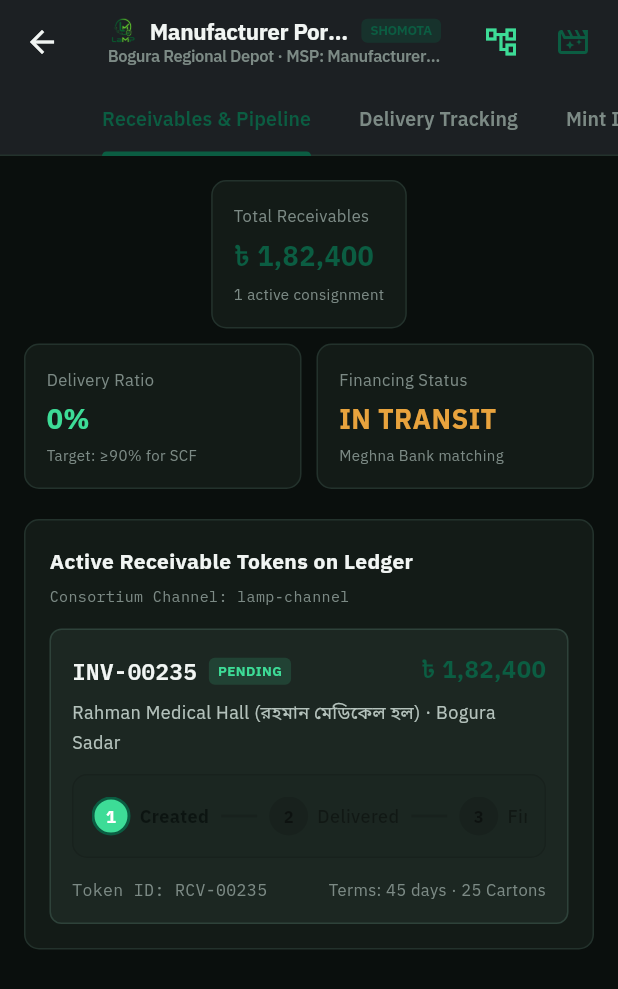
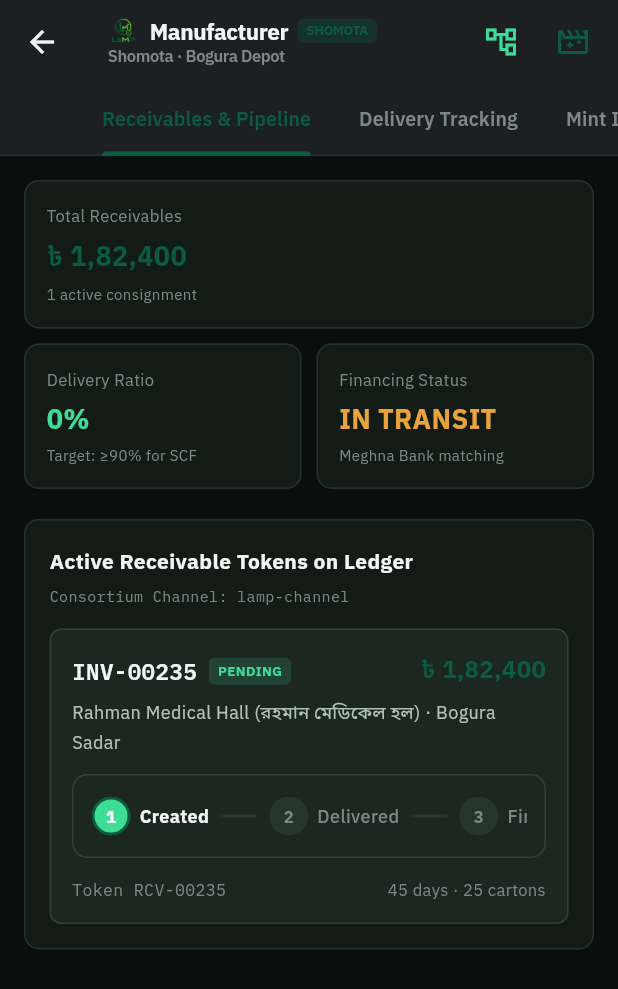
Before and after one commit to ishmam259/lamp-flutter, a Flutter app: the ManufacturerScreen screen opened directly with empty values, on a phone screen of 412 x 824 dp. Shown: the top 989 px of the screen. Run offline on Flutter 3.47's test engine with Material 3 defaults, Android fonts, the phone set to English and light mode, and no system bars; our stand-ins replace qr_flutter, shared_preferences; missing offline and left inert: mobile_scanner; accounts and stored records are empty.

Commit message:
Fix the portal screens on a phone
Seven layout defects, all found by running the app on a Galaxy A52
rather than by reading the code.

The bank portal was the worst of them. Its three financing
prerequisites each overflowed by 236 pixels, because label and detail
sat either side of a Spacer — which distributes free space and does
nothing when there is none. They stack now; the detail carries the
numbers, so truncating it would have been worse than the overflow.
The four recourse tier cards overflowed by another twenty each, four
cards across a phone leaving about ninety pixels for "mfr 100" beside
"bnk 0"; the manufacturer share alone now shows, since the bank's is
the remainder and the split bar above already draws it. The app bar
named the bank in both the title and the seat switcher, and between
those and the MSP chip the title was squeezed to zero width and
disappeared entirely.

The manufacturer portal ran "RCV-00235" straight into "Terms: 45 days"
for the same spaceBetween reason, and had the token id hardcoded, so a
freshly minted receivable would have shown the demo one's. Its first
metric card sized to its own content while the pair beneath filled the
row, which read as a mistake rather than a choice.

LifecycleRail had the field palette hardcoded — black12 circles,
black38 labels — and is used only on the manufacturer's dark card, so
"Delivered" and "Financed" were barely visible. RecourseDial had one
black26 dot left that vanished on dark. Both resolve from the ambient
theme now, through LaMPSurface.

```diff
--- a/lib/core/constants/app_theme.dart
+++ b/lib/core/constants/app_theme.dart
@@ -19,6 +19,56 @@ import 'typography.dart';
 /// Each persona screen wraps itself in one of these. Before they existed each
 /// screen called `ThemeData.dark().copyWith(...)`, which quietly discarded the
 /// application font and left every screen in the platform default.
+/// The surface tokens of whichever world a widget happens to be inside.
+///
+/// Shared widgets — the lifecycle rail, the private seal, the recourse dial —
+/// are dropped into both worlds, and each of them had the field palette
+/// hardcoded: `Colors.black12` circles and `Colors.black38` labels. In a light
+/// field app that is correct. On a dark portal card it is invisible, which is
+/// how the rail came to show "Delivered" and "Financed" as barely-there grey.
+///
+/// Resolving from the ambient Theme means a widget asks which world it is in
+/// rather than assuming, and there is exactly one place to change either
+/// palette.
+class LaMPSurface {
+  final Color ink;
+  final Color ink2;
+  final Color ink3;
+  final Color line;
+  final Color surface;
+  final Color muted;
+
+  const LaMPSurface({
+    required this.ink,
+    required this.ink2,
+    required this.ink3,
+    required this.line,
+    required this.surface,
+    required this.muted,
+  });
+
+  static const LaMPSurface portal = LaMPSurface(
+    ink: LaMPColors.portalInk,
+    ink2: LaMPColors.portalInk2,
+    ink3: LaMPColors.portalInk3,
+    line: LaMPColors.portalLine2,
+    surface: LaMPColors.portalSurface2,
+    muted: LaMPColors.portalSurface3,
+  );
+
+  static const LaMPSurface field = LaMPSurface(
+    ink: LaMPColors.fieldInk,
+    ink2: LaMPColors.fieldInk2,
+    ink3: LaMPColors.fieldInk3,
+    line: LaMPColors.fieldLine2,
+    surface: LaMPColors.fieldSurface2,
+    muted: LaMPColors.fieldSurface3,
+  );
+
+  static LaMPSurface of(BuildContext context) =>
+      Theme.of(context).brightness == Brightness.dark ? portal : field;
+}
+
 class LaMPTheme {
   static ThemeData portal() => _build(
     brightness: Brightness.dark,
--- a/lib/features/manufacturer/manufacturer_screen.dart
+++ b/lib/features/manufacturer/manufacturer_screen.dart
@@ -70,7 +70,7 @@ class _ManufacturerScreenState extends State<ManufacturerScreen> with SingleTick
                   const SizedBox(width: 8),
                   const Flexible(
                     child: Text(
-                      'Manufacturer Portal',
+                      'Manufacturer',
                       style: TextStyle(fontSize: 15, fontWeight: FontWeight.bold, color: LaMPColors.portalInk),
                       overflow: TextOverflow.ellipsis,
                     ),
@@ -90,7 +90,7 @@ class _ManufacturerScreenState extends State<ManufacturerScreen> with SingleTick
                 ],
               ),
               Text(
-                'Bogura Regional Depot · MSP: ManufacturerMSP',
+                'Shomota · Bogura Depot',
                 maxLines: 1,
                 overflow: TextOverflow.ellipsis,
                 style: const TextStyle(fontSize: 11, color: LaMPColors.portalInk3),
@@ -177,7 +177,11 @@ class _ManufacturerScreenState extends State<ManufacturerScreen> with SingleTick
                   if (constraints.maxWidth < 600) {
                     return Column(
                       children: [
-                        card1,
+                        // Full width, like the pair beneath it. Alone in a
+                        // Column it sized to its own content and floated in
+                        // the middle of the screen, which read as a mistake
+                        // next to two cards that fill the row.
+                        SizedBox(width: double.infinity, child: card1),
                         const SizedBox(height: 10),
                         Row(
                           children: [
@@ -291,13 +295,39 @@ class _ManufacturerScreenState extends State<ManufacturerScreen> with SingleTick
                           ),
 
                           const SizedBox(height: 12),
+                          // Both halves flex. Unreflowed, these two ran
+                          // straight into each other — "RCV-00235Terms: 45
+                          // days" — because spaceBetween distributes slack it
+                          // does not have and clips nothing.
                           Row(
                             mainAxisAlignment: MainAxisAlignment.spaceBetween,
                             children: [
-                              const Text('Token ID: RCV-00235',
-                                  style: TextStyle(fontSize: 11, fontFamily: LaMPType.mono, fontFamilyFallback: LaMPType.fallback, color: LaMPColors.hashInk)),
-                              Text('Terms: 45 days · 25 Cartons',
-                                  style: const TextStyle(fontSize: 11, color: LaMPColors.portalInk3)),
+                              Flexible(
+                                child: Text(
+                                  'Token ${state.demoTokenId}',
+                                  maxLines: 1,
+                                  overflow: TextOverflow.ellipsis,
+                                  style: const TextStyle(
+                                    fontSize: 11,
+                                    fontFamily: LaMPType.mono,
+                                    fontFamilyFallback: LaMPType.fallback,
+                                    color: LaMPColors.hashInk,
+                                  ),
+                                ),
+                              ),
+                              const SizedBox(width: 12),
+                              Flexible(
+                                child: Text(
+                                  '45 days · ${delivery?.cartons.length ?? 25} cartons',
+                                  maxLines: 1,
+                                  overflow: TextOverflow.ellipsis,
+                                  textAlign: TextAlign.end,
+                                  style: const TextStyle(
+                                    fontSize: 11,
+                                    color: LaMPColors.portalInk3,
+                                  ),
+                                ),
+                              ),
                             ],
                           ),
                         ],
--- a/lib/widgets/lifecycle_rail.dart
+++ b/lib/widgets/lifecycle_rail.dart
@@ -1,5 +1,7 @@
 import 'package:flutter/material.dart';
+import '../core/constants/app_theme.dart';
 import '../core/constants/colors.dart';
+import '../core/constants/typography.dart';
 import '../core/models/domain_models.dart';
 
 class LifecycleRail extends StatelessWidget {
@@ -32,12 +34,16 @@ class LifecycleRail extends StatelessWidget {
 
     final isDisputed = state == TokenState.disputed;
 
+    // This rail sits on a dark portal card and on a light field card. Ask the
+    // ambient theme which, rather than assuming the field palette.
+    final surface = LaMPSurface.of(context);
+
     return Container(
       padding: const EdgeInsets.symmetric(horizontal: 12, vertical: 14),
       decoration: BoxDecoration(
-        color: Colors.black.withValues(alpha: 0.03),
-        borderRadius: BorderRadius.circular(10),
-        border: Border.all(color: Colors.black12),
+        color: surface.surface,
+        borderRadius: BorderRadius.circular(LaMPRadius.card),
+        border: Border.all(color: surface.line),
       ),
       child: SingleChildScrollView(
         scrollDirection: Axis.horizontal,
@@ -55,7 +61,7 @@ class LifecycleRail extends StatelessWidget {
                       shape: BoxShape.circle,
                       color: i <= activeIndex
                           ? (isDisputed && i == activeIndex ? LaMPColors.dispute : LaMPColors.verified)
-                          : Colors.black12,
+                          : surface.muted,
                       border: Border.all(
                         color: i == activeIndex ? LaMPColors.brand : Colors.transparent,
                         width: 2,
@@ -69,7 +75,7 @@ class LifecycleRail extends StatelessWidget {
                               style: TextStyle(
                                 fontSize: 11,
                                 fontWeight: FontWeight.bold,
-                                color: i <= activeIndex ? Colors.white : Colors.black45,
+                                color: i <= activeIndex ? Colors.white : surface.ink3,
                               ),
                             ),
                     ),
@@ -80,7 +86,7 @@ class LifecycleRail extends StatelessWidget {
                     style: TextStyle(
                       fontSize: 12,
                       fontWeight: i == activeIndex ? FontWeight.bold : FontWeight.w500,
-                      color: i <= activeIndex ? LaMPColors.fieldInk : Colors.black38,
+                      color: i <= activeIndex ? surface.ink : surface.ink3,
                     ),
                   ),
                 ],
@@ -90,7 +96,7 @@ class LifecycleRail extends StatelessWidget {
                   width: 24,
                   height: 2,
                   margin: const EdgeInsets.symmetric(horizontal: 8),
-                  color: i < activeIndex ? LaMPColors.verified : Colors.black12,
+                  color: i < activeIndex ? LaMPColors.verified : surface.muted,
                 ),
             ],
           ],
```
Also changed, not shown: lib/features/bank/bank_screen.dart (+55 -32 lines), lib/widgets/recourse_dial.dart (+21 -13 lines).
